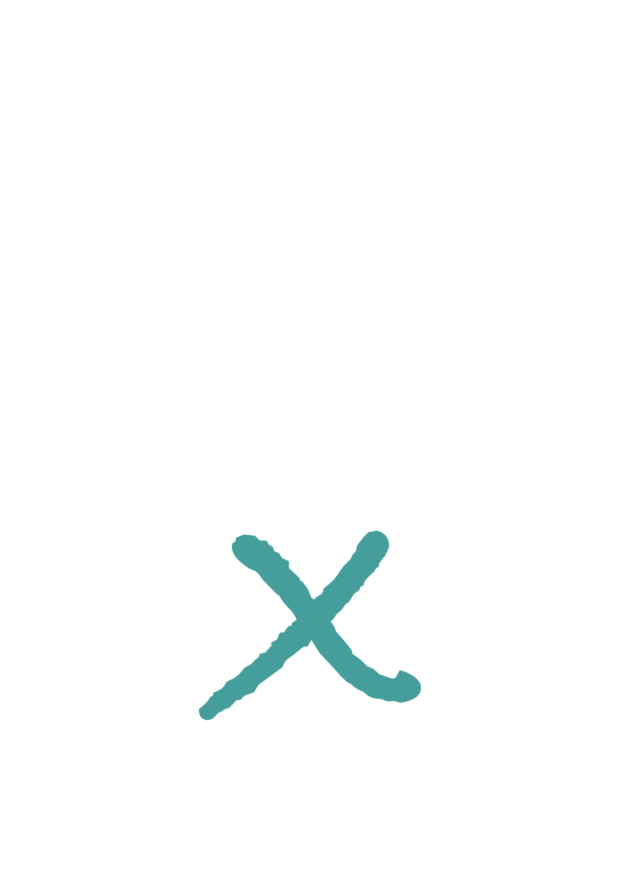
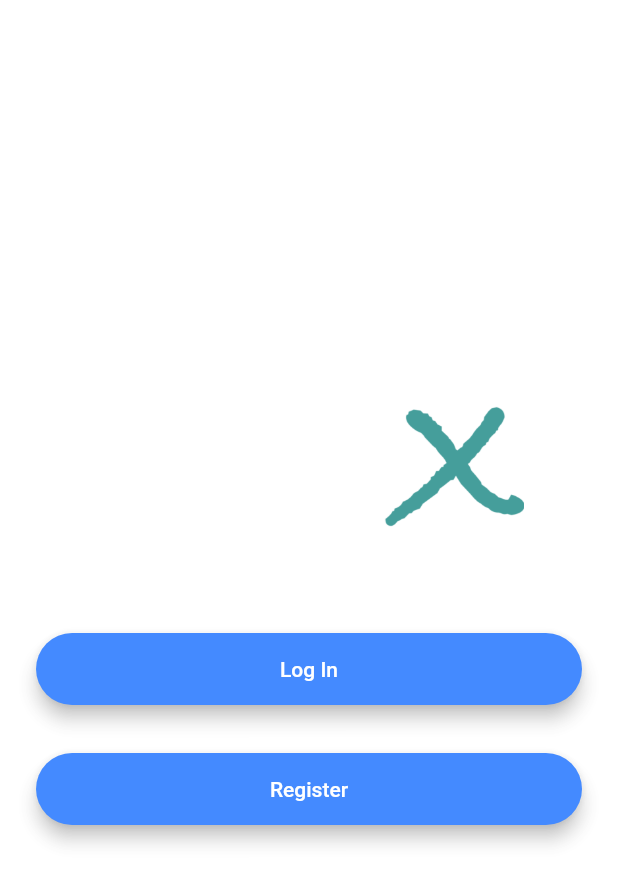
Before and after one commit to ScottBreonX/MentorXMVP, a Flutter app: the screen it shows after launch, on a phone screen of 412 x 824 dp. Shown: the top 884 px of the screen. Run offline on Flutter 3.47's test engine with Material 2 defaults, Android fonts, the phone set to English and light mode, and no system bars; our stand-ins replace animated_text_kit, firebase_auth, modal_progress_hud; accounts and stored records are empty.

Commit message:
Welcome screen, login screen placeholders

```diff
--- /dev/null
+++ b/lib/components/rounded_button.dart
@@ -0,0 +1,32 @@
+import 'package:flutter/material.dart';
+
+class RoundedButton extends StatelessWidget {
+  RoundedButton({this.title, this.color, @required this.onPressed});
+
+  final Color color;
+  final String title;
+  final Function onPressed;
+
+  @override
+  Widget build(BuildContext context) {
+    return Padding(
+      padding: EdgeInsets.symmetric(vertical: 16.0),
+      child: Material(
+        elevation: 5.0,
+        color: color,
+        borderRadius: BorderRadius.circular(30.0),
+        child: MaterialButton(
+          onPressed: onPressed,
+          minWidth: 200.0,
+          height: 42.0,
+          child: Text(
+            title,
+            style: TextStyle(
+              color: Colors.white,
+            ),
+          ),
+        ),
+      ),
+    );
+  }
+}
--- a/lib/main.dart
+++ b/lib/main.dart
@@ -1,4 +1,6 @@
 import 'package:flutter/material.dart';
+import 'package:mentorx_mvp/screens/login_screen.dart';
+import 'package:mentorx_mvp/screens/registration_screen.dart';
 import 'screens/welcome_screen.dart';
 
 void main() => runApp(MentorX());
@@ -10,6 +12,8 @@ class MentorX extends StatelessWidget {
       initialRoute: WelcomeScreen.id,
       routes: {
         WelcomeScreen.id: (context) => WelcomeScreen(),
+        LoginScreen.id: (context) => LoginScreen(),
+        RegistrationScreen.id: (context) => RegistrationScreen(),
       },
     );
   }
--- a/lib/screens/welcome_screen.dart
+++ b/lib/screens/welcome_screen.dart
@@ -1,5 +1,9 @@
 import 'package:flutter/material.dart';
 import 'package:animated_text_kit/animated_text_kit.dart';
+import 'package:mentorx_mvp/screens/registration_screen.dart';
+import 'login_screen.dart';
+import 'package:mentorx_mvp/components/rounded_button.dart';
+import 'registration_screen.dart';
 
 class WelcomeScreen extends StatefulWidget {
   static const String id = 'welcome_screen';
@@ -8,11 +12,35 @@ class WelcomeScreen extends StatefulWidget {
   _WelcomeScreenState createState() => _WelcomeScreenState();
 }
 
-class _WelcomeScreenState extends State<WelcomeScreen> {
+class _WelcomeScreenState extends State<WelcomeScreen>
+    with SingleTickerProviderStateMixin {
+  AnimationController controller;
+  Animation animation;
+
+  @override
+  void initState() {
+    super.initState();
+
+    controller =
+        AnimationController(duration: Duration(seconds: 1), vsync: this);
+    animation = ColorTween(begin: Colors.blueGrey, end: Colors.white70)
+        .animate(controller);
+    controller.forward();
+    controller.addListener(() {
+      setState(() {});
+    });
+  }
+
+  @override
+  void dispose() {
+    controller.dispose();
+    super.dispose();
+  }
+
   @override
   Widget build(BuildContext context) {
     return Scaffold(
-      backgroundColor: Colors.white,
+      backgroundColor: animation.value,
       body: Padding(
         padding: EdgeInsets.symmetric(horizontal: 24.0),
         child: Column(
@@ -22,15 +50,42 @@ class _WelcomeScreenState extends State<WelcomeScreen> {
             Row(
               mainAxisAlignment: MainAxisAlignment.center,
               children: [
+                TypewriterAnimatedTextKit(
+                  text: ['Mentor'],
+                  speed: Duration(milliseconds: 200),
+                  textStyle: TextStyle(
+                    fontSize: 60.0,
+                    fontWeight: FontWeight.w700,
+                    color: Colors.white,
+                  ),
+                ),
                 Hero(
                   tag: 'logo',
                   child: Container(
                     child: Image.asset('images/XLogo.png'),
-                    height: 160.0,
+                    height: 100.0,
+                    margin: EdgeInsets.only(left: 0.0),
                   ),
                 ),
               ],
             ),
+            SizedBox(
+              height: 48.0,
+            ),
+            RoundedButton(
+              title: 'Log In',
+              color: Colors.blueAccent,
+              onPressed: () {
+                Navigator.pushNamed(context, LoginScreen.id);
+              },
+            ),
+            RoundedButton(
+              title: 'Register',
+              color: Colors.blueAccent,
+              onPressed: () {
+                Navigator.pushNamed(context, RegistrationScreen.id);
+              },
+            )
           ],
         ),
       ),
```
Also changed, not shown: lib/constants.dart (added, +14 -0 lines), lib/screens/login_screen.dart (added, +60 -0 lines), lib/screens/registration_screen.dart (added, +17 -0 lines), 4 other files.
